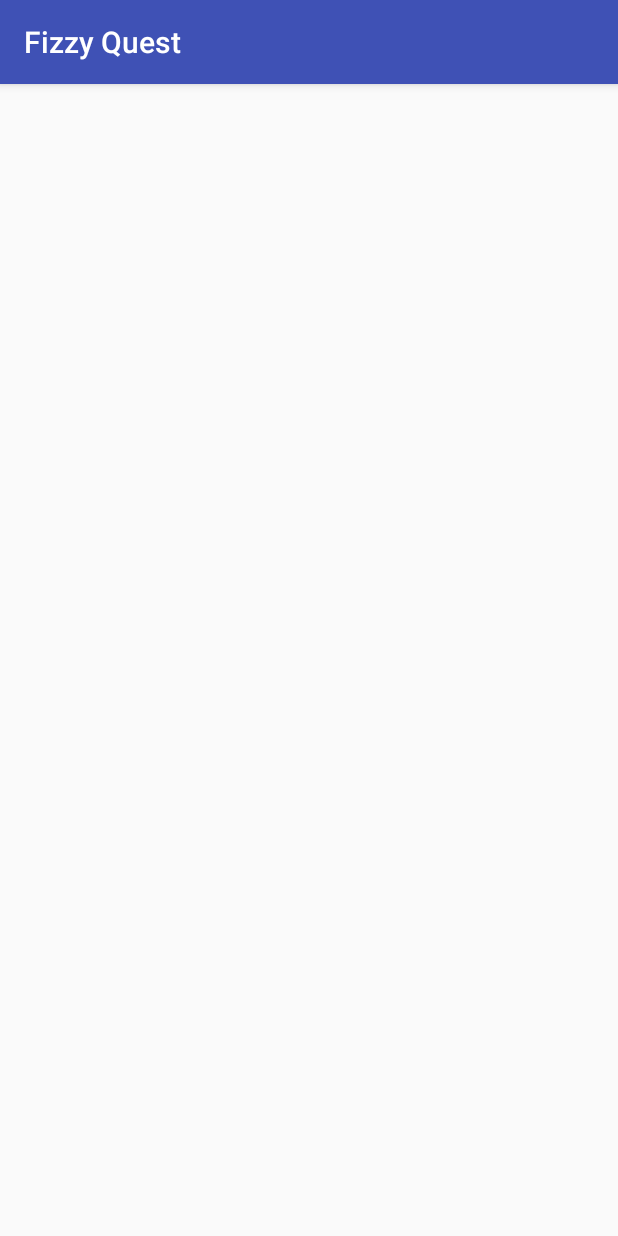
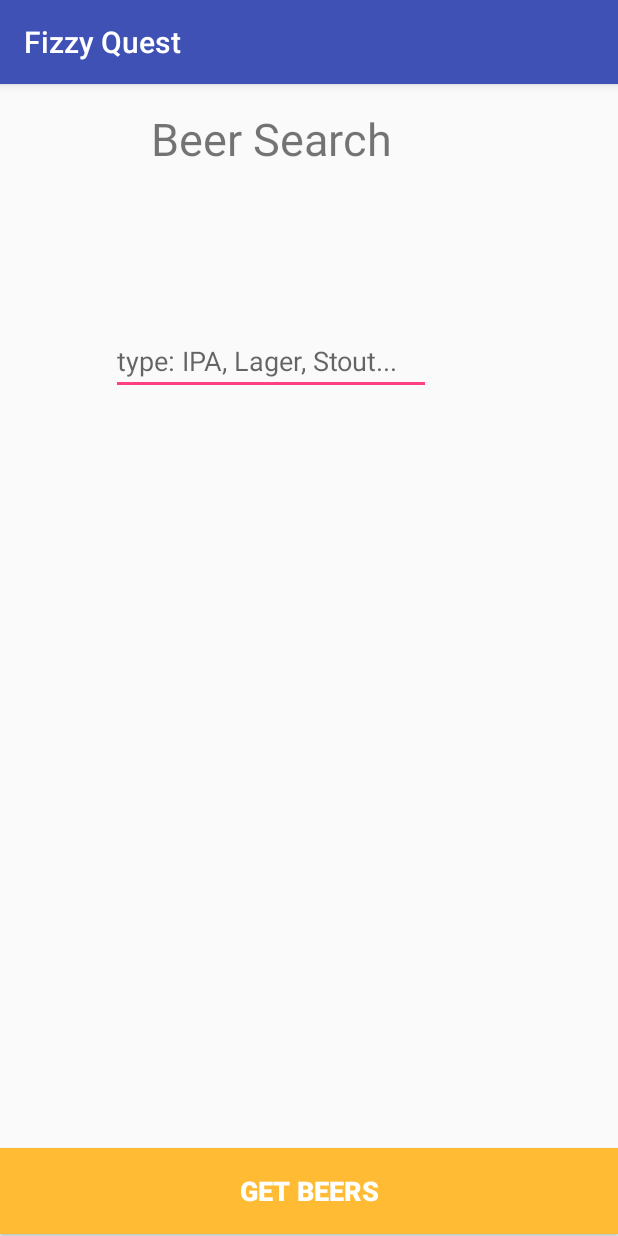
Before and after one commit to christiangmartinez/fizzy-quest, an Android app: the SearchActivity screen opened directly, with no data from a screen before it, on a phone screen of 412 x 824 dp. Run offline under Robolectric (Android 15) with nearby library versions, the phone set to English and light mode, and no system bars; our stand-ins replace ButterKnife.

Commit message:
save user input

```diff
--- /dev/null
+++ b/app/src/main/java/io/xtian/fizzyquest/services/BrewService.java
@@ -0,0 +1,8 @@
+package io.xtian.fizzyquest.services;
+
+/**
+ * Created by Guest on 6/3/17.
+ */
+
+public class BrewService {
+}
--- a/app/src/main/java/io/xtian/fizzyquest/ui/SearchActivity.java
+++ b/app/src/main/java/io/xtian/fizzyquest/ui/SearchActivity.java
@@ -2,14 +2,37 @@ package io.xtian.fizzyquest.ui;
 
 import android.support.v7.app.AppCompatActivity;
 import android.os.Bundle;
+import android.util.Log;
+import android.view.View;
+import android.widget.Button;
+import android.widget.EditText;
+import android.widget.Toast;
 
+import butterknife.Bind;
+import butterknife.ButterKnife;
 import io.xtian.fizzyquest.R;
 
-public class SearchActivity extends AppCompatActivity {
+public class SearchActivity extends AppCompatActivity implements View.OnClickListener{
+    @Bind(R.id.userParams) EditText mUserParams;
+    @Bind(R.id.searchButton)Button mSearchButton;
 
     @Override
     protected void onCreate(Bundle savedInstanceState) {
         super.onCreate(savedInstanceState);
         setContentView(R.layout.activity_search);
+        ButterKnife.bind(this);
+        mSearchButton.setOnClickListener(this);
+    }
+
+    @Override
+    public void onClick(View v) {
+        if (v == mSearchButton) {
+            String searchTerm = mUserParams.getText().toString();
+            if (searchTerm.equals("")) {
+                Toast.makeText(SearchActivity.this, "Please fill out search field", Toast.LENGTH_LONG).show();
+            } else {
+                Log.d("searchTerm", searchTerm);
+            }
+        }
     }
 }
--- a/app/src/main/res/layout/activity_search.xml
+++ b/app/src/main/res/layout/activity_search.xml
@@ -6,4 +6,50 @@
     android:layout_height="match_parent"
     tools:context="io.xtian.fizzyquest.ui.SearchActivity">
 
+    <EditText
+        android:id="@+id/userParams"
+        android:layout_width="wrap_content"
+        android:layout_height="wrap_content"
+        android:layout_marginLeft="74dp"
+        android:layout_marginStart="74dp"
+        android:layout_marginTop="162dp"
+        android:ems="10"
+        android:hint="type: IPA, Lager, Stout..."
+        android:inputType="textPersonName"
+        app:layout_constraintLeft_toLeftOf="parent"
+        app:layout_constraintTop_toTopOf="parent"
+        tools:layout_constraintLeft_creator="1"
+        tools:layout_constraintTop_creator="1" />
+
+    <TextView
+        android:id="@+id/textView"
+        android:layout_width="0dp"
+        android:layout_height="38dp"
+        android:layout_marginTop="16dp"
+        android:text="Beer Search"
+        android:textAlignment="center"
+        android:textSize="30sp"
+        app:layout_constraintTop_toTopOf="parent"
+        tools:layout_constraintRight_creator="1"
+        app:layout_constraintRight_toRightOf="@+id/userParams"
+        tools:layout_constraintLeft_creator="1"
+        app:layout_constraintLeft_toLeftOf="@+id/userParams" />
+
+    <Button
+        android:id="@+id/searchButton"
+        android:layout_width="0dp"
+        android:layout_height="57dp"
+        android:background="@android:color/holo_orange_light"
+        android:text="Get Beers"
+        android:textColor="@android:color/white"
+        android:textSize="18sp"
+        android:textStyle="bold"
+        app:layout_constraintHorizontal_bias="0.0"
+        app:layout_constraintLeft_toLeftOf="parent"
+        app:layout_constraintRight_toRightOf="parent"
+        tools:layout_constraintRight_creator="1"
+        tools:layout_constraintBottom_creator="1"
+        app:layout_constraintBottom_toBottomOf="parent"
+        tools:layout_constraintLeft_creator="1"
+        android:layout_marginBottom="1dp" />
 </android.support.constraint.ConstraintLayout>
```
